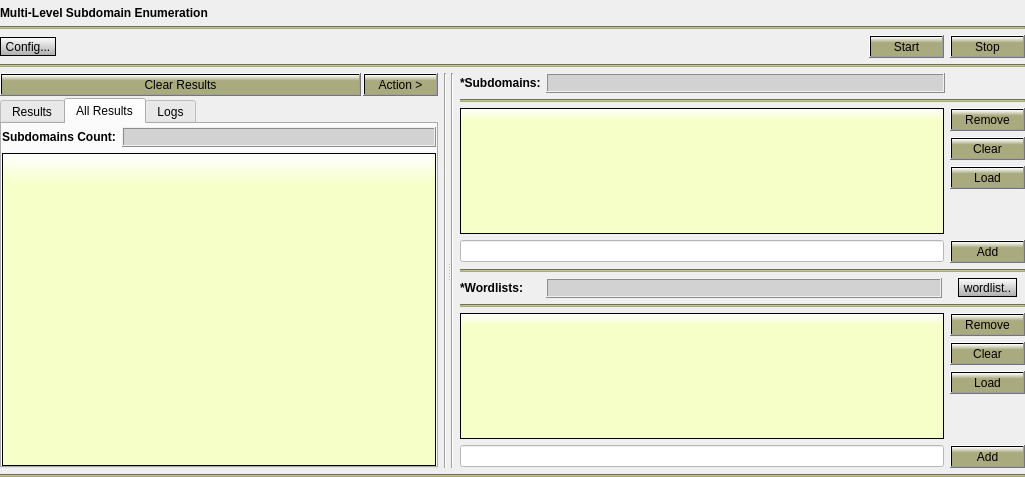
Qt form Gui/src/LevelTab/Level.ui (3nock/OTE) before a commit.
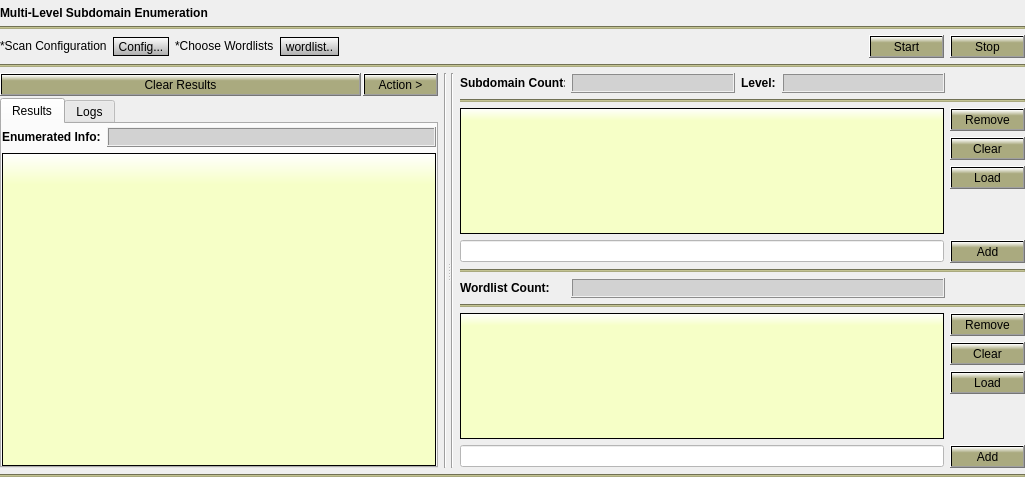
The same form after that commit. The open tabs and pages were chosen to show the change.

Commit message: changes on the multi-level subdomain scanner

```diff
--- a/Gui/src/LevelTab/Level.ui
+++ b/Gui/src/LevelTab/Level.ui
@@ -13,7 +13,7 @@
   <property name="windowTitle">
    <string>Dialog</string>
   </property>
-  <layout class="QVBoxLayout" name="verticalLayout">
+  <layout class="QVBoxLayout" name="verticalLayout_3">
    <property name="leftMargin">
     <number>0</number>
    </property>
@@ -63,6 +63,19 @@
     <layout class="QVBoxLayout" name="verticalLayout_24">
      <item>
       <layout class="QHBoxLayout" name="horizontalLayout_23">
+       <item>
+        <widget class="QLabel" name="label_4">
+         <property name="sizePolicy">
+          <sizepolicy hsizetype="Maximum" vsizetype="Maximum">
+           <horstretch>0</horstretch>
+           <verstretch>0</verstretch>
+          </sizepolicy>
+         </property>
+         <property name="text">
+          <string>*Scan Configuration</string>
+         </property>
+        </widget>
+       </item>
        <item>
         <widget class="QToolButton" name="toolButton_config">
          <property name="styleSheet">
@@ -77,6 +90,33 @@
          </property>
         </widget>
        </item>
+       <item>
+        <widget class="QLabel" name="label">
+         <property name="sizePolicy">
+          <sizepolicy hsizetype="Maximum" vsizetype="Maximum">
+           <horstretch>0</horstretch>
+           <verstretch>0</verstretch>
+          </sizepolicy>
+         </property>
+         <property name="text">
+          <string>*Choose Wordlists</string>
+         </property>
+        </widget>
+       </item>
+       <item>
+        <widget class="QToolButton" name="toolButton_wordlist">
+         <property name="styleSheet">
+          <string notr="true">background-color: qlineargradient(x1: 0, y1: 0, x2: 0, y2: 1.5, stop: 0 white, stop: 1 grey);
+border-style: solid;
+border-color: black;
+border-width: 1px;
+border-radius: 15px</string>
+         </property>
+         <property name="text">
+          <string>wordlist..</string>
+         </property>
+        </widget>
+       </item>
        <item>
         <spacer name="horizontalSpacer_2">
          <property name="orientation">
@@ -125,9 +165,9 @@
     </layout>
    </item>
    <item>
-    <layout class="QVBoxLayout" name="verticalLayout_28">
+    <layout class="QVBoxLayout" name="verticalLayout_2">
      <item>
-      <widget class="QSplitter" name="splitter1">
+      <widget class="QSplitter" name="splitter">
        <property name="orientation">
         <enum>Qt::Horizontal</enum>
        </property>
@@ -337,125 +377,6 @@
                </item>
               </layout>
              </widget>
-             <widget class="QWidget" name="tab_allSubdomains">
-              <attribute name="title">
-               <string>All Results</string>
-              </attribute>
-              <layout class="QVBoxLayout" name="verticalLayout_30">
-               <property name="leftMargin">
-                <number>0</number>
-               </property>
-               <property name="topMargin">
-                <number>3</number>
-               </property>
-               <property name="rightMargin">
-                <number>0</number>
-               </property>
-               <property name="bottomMargin">
-                <number>0</number>
-               </property>
-               <item>
-                <layout class="QHBoxLayout" name="horizontalLayout_26">
-                 <item>
-                  <widget class="QLabel" name="label_12">
-                   <property name="sizePolicy">
-                    <sizepolicy hsizetype="Maximum" vsizetype="Maximum">
-                     <horstretch>0</horstretch>
-                     <verstretch>0</verstretch>
-                    </sizepolicy>
-                   </property>
-                   <property name="font">
-                    <font>
-                     <weight>75</weight>
-                     <bold>true</bold>
-                    </font>
-                   </property>
-                   <property name="text">
-                    <string>Subdomains Count:</string>
-                   </property>
-                  </widget>
-                 </item>
-                 <item>
-                  <widget class="QLabel" name="label_allSubdomainsCount">
-                   <property name="minimumSize">
-                    <size>
-                     <width>0</width>
-                     <height>20</height>
-                    </size>
-                   </property>
-                   <property name="maximumSize">
-                    <size>
-                     <width>16777215</width>
-                     <height>20</height>
-                    </size>
-                   </property>
-                   <property name="styleSheet">
-                    <string notr="true">background-color: rgb(210, 210, 210);</string>
-                   </property>
-                   <property name="frameShape">
-                    <enum>QFrame::Box</enum>
-                   </property>
-                   <property name="frameShadow">
-                    <enum>QFrame::Raised</enum>
-                   </property>
-                   <property name="text">
-                    <string/>
-                   </property>
-                  </widget>
-                 </item>
-                </layout>
-               </item>
-               <item>
-                <widget class="QTableView" name="tableView_allSubdomains">
-                 <property name="styleSheet">
-                  <string notr="true">QWidget#tableView_allSubdomains{
-background-color: qlineargradient(x1: 0, y1: 0, x2: 0, y2: 1, stop: 0 white, stop: 0.1  rgb(246, 255, 199));
-border-style: solid;
-border-color: black;
-border-width: 1px;
-border-radius: 0px;
-}</string>
-                 </property>
-                 <property name="editTriggers">
-                  <set>QAbstractItemView::NoEditTriggers</set>
-                 </property>
-                 <property name="showDropIndicator" stdset="0">
-                  <bool>false</bool>
-                 </property>
-                 <property name="dragDropOverwriteMode">
-                  <bool>false</bool>
-                 </property>
-                 <property name="showGrid">
-                  <bool>false</bool>
-                 </property>
-                 <property name="sortingEnabled">
-                  <bool>true</bool>
-                 </property>
-                 <property name="cornerButtonEnabled">
-                  <bool>false</bool>
-                 </property>
-                 <attribute name="horizontalHeaderMinimumSectionSize">
-                  <number>200</number>
-                 </attribute>
-                 <attribute name="horizontalHeaderDefaultSectionSize">
-                  <number>220</number>
-                 </attribute>
-                 <attribute name="verticalHeaderVisible">
-                  <bool>false</bool>
-                 </attribute>
-                 <attribute name="verticalHeaderMinimumSectionSize">
-                  <number>15</number>
-                 </attribute>
-                 <attribute name="verticalHeaderDefaultSectionSize">
-                  <number>15</number>
-                 </attribute>
-                 <attribute name="verticalHeaderHighlightSections">
-                  <bool>false</bool>
-                 </attribute>
-                </widget>
-               </item>
-              </layout>
-             </widget>
              <widget class="QWidget" name="tab_logs">
               <attribute name="title">
                <string>Logs</string>
@@ -514,7 +435,7 @@
         </layout>
        </widget>
        <widget class="QWidget" name="layoutWidget">
-        <layout class="QHBoxLayout" name="horizontalLayout_25">
+        <layout class="QHBoxLayout" name="horizontalLayout_2">
          <item>
           <widget class="Line" name="line_15">
            <property name="orientation">
@@ -523,9 +444,7 @@
           </widget>
          </item>
          <item>
-          <layout class="QVBoxLayout" name="verticalLayout_27">
-           <item>
-            <layout class="QVBoxLayout" name="verticalLayout_26">
+          <layout class="QVBoxLayout" name="verticalLayout">
              <item>
               <layout class="QHBoxLayout" name="horizontalLayout_20">
                <item>
@@ -538,7 +457,7 @@
                  </property>
                  <property name="minimumSize">
                   <size>
-                   <width>80</width>
+                 <width>105</width>
                    <height>0</height>
                   </size>
                  </property>
@@ -555,7 +474,7 @@
                   </font>
                  </property>
                  <property name="text">
-                  <string>*Subdomains:</string>
+                <string>Subdomain Count:</string>
                  </property>
                 </widget>
                </item>
@@ -587,6 +506,41 @@
                  </property>
                 </widget>
                </item>
+             <item>
+              <widget class="QLabel" name="label_5">
+               <property name="sizePolicy">
+                <sizepolicy hsizetype="Maximum" vsizetype="Maximum">
+                 <horstretch>0</horstretch>
+                 <verstretch>0</verstretch>
+                </sizepolicy>
+               </property>
+               <property name="font">
+                <font>
+                 <weight>75</weight>
+                 <bold>true</bold>
+                </font>
+               </property>
+               <property name="text">
+                <string>Level:</string>
+               </property>
+              </widget>
+             </item>
+             <item>
+              <widget class="QLabel" name="label_levels">
+               <property name="styleSheet">
+                <string notr="true">background-color: rgb(210, 210, 210);</string>
+               </property>
+               <property name="frameShape">
+                <enum>QFrame::Box</enum>
+               </property>
+               <property name="frameShadow">
+                <enum>QFrame::Raised</enum>
+               </property>
+               <property name="text">
+                <string/>
+               </property>
+              </widget>
+             </item>
                <item>
                 <spacer name="horizontalSpacer_7">
                  <property name="orientation">
@@ -736,10 +690,6 @@
                </item>
               </layout>
              </item>
-            </layout>
-           </item>
-           <item>
-            <layout class="QVBoxLayout" name="verticalLayout_6">
              <item>
               <widget class="Line" name="line_16">
                <property name="styleSheet">
@@ -762,7 +712,7 @@
                  </property>
                  <property name="minimumSize">
                   <size>
-                   <width>80</width>
+                 <width>105</width>
                    <height>0</height>
                   </size>
                  </property>
@@ -779,7 +729,7 @@
                   </font>
                  </property>
                  <property name="text">
-                  <string>*Wordlists:</string>
+                <string>Wordlist Count:</string>
                  </property>
                 </widget>
                </item>
@@ -833,37 +783,7 @@
                  </property>
                  <property name="sizeHint" stdset="0">
                   <size>
-                   <width>10</width>
-                   <height>20</height>
-                  </size>
-                 </property>
-                </spacer>
-               </item>
-               <item>
-                <widget class="QToolButton" name="toolButton_wordlist">
-                 <property name="styleSheet">
-                  <string notr="true">background-color: qlineargradient(x1: 0, y1: 0, x2: 0, y2: 1.5, stop: 0 white, stop: 1 grey);
-border-style: solid;
-border-color: black;
-border-width: 1px;
-border-radius: 15px</string>
-                 </property>
-                 <property name="text">
-                  <string>wordlist..</string>
-                 </property>
-                </widget>
-               </item>
-               <item>
-                <spacer name="horizontalSpacer_3">
-                 <property name="orientation">
-                  <enum>Qt::Horizontal</enum>
-                 </property>
-                 <property name="sizeType">
-                  <enum>QSizePolicy::Fixed</enum>
-                 </property>
-                 <property name="sizeHint" stdset="0">
-                  <size>
-                   <width>8</width>
+                 <width>80</width>
                    <height>20</height>
                   </size>
                  </property>
@@ -1029,8 +949,6 @@
                   <string>Add</string>
                  </property>
                 </widget>
-               </item>
-              </layout>
              </item>
             </layout>
            </item>
```
Lines whose indentation alone changed are shown as unchanged. The commit also changes 6 other files.
